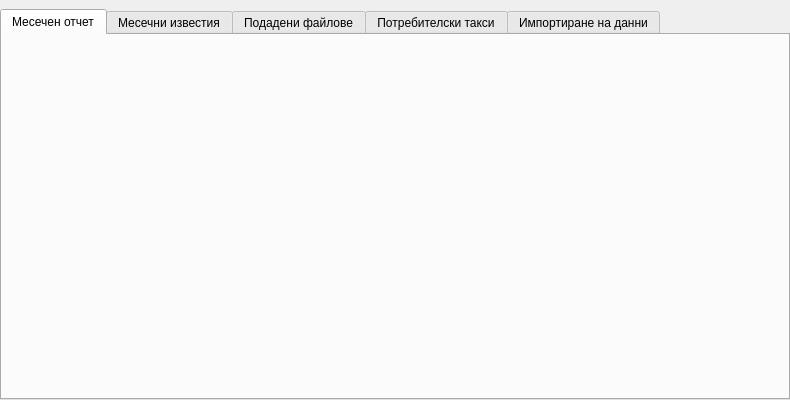
Qt form src/View/Widgets/PisDialog.ui (thefinalcutbg/DinoDent) before a commit.
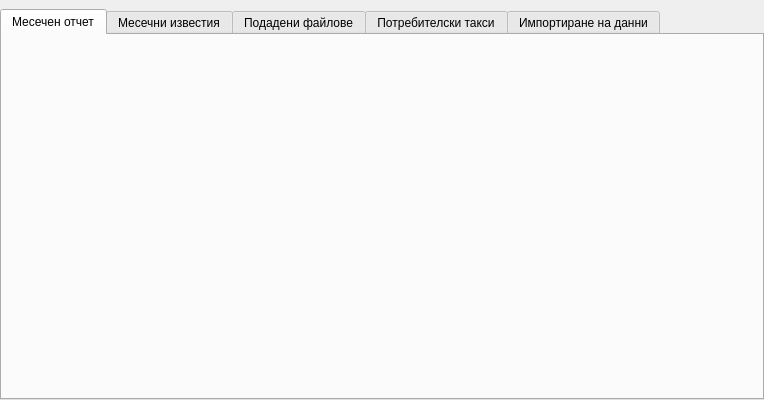
The same form after that commit. Custom widgets are drawn as their Qt base class.

What changed in the file:
```diff
--- a/src/View/Widgets/PisDialog.ui
+++ b/src/View/Widgets/PisDialog.ui
@@ -6,7 +6,7 @@
    <rect>
     <x>0</x>
     <y>0</y>
-    <width>790</width>
+    <width>764</width>
     <height>400</height>
    </rect>
   </property>
```
